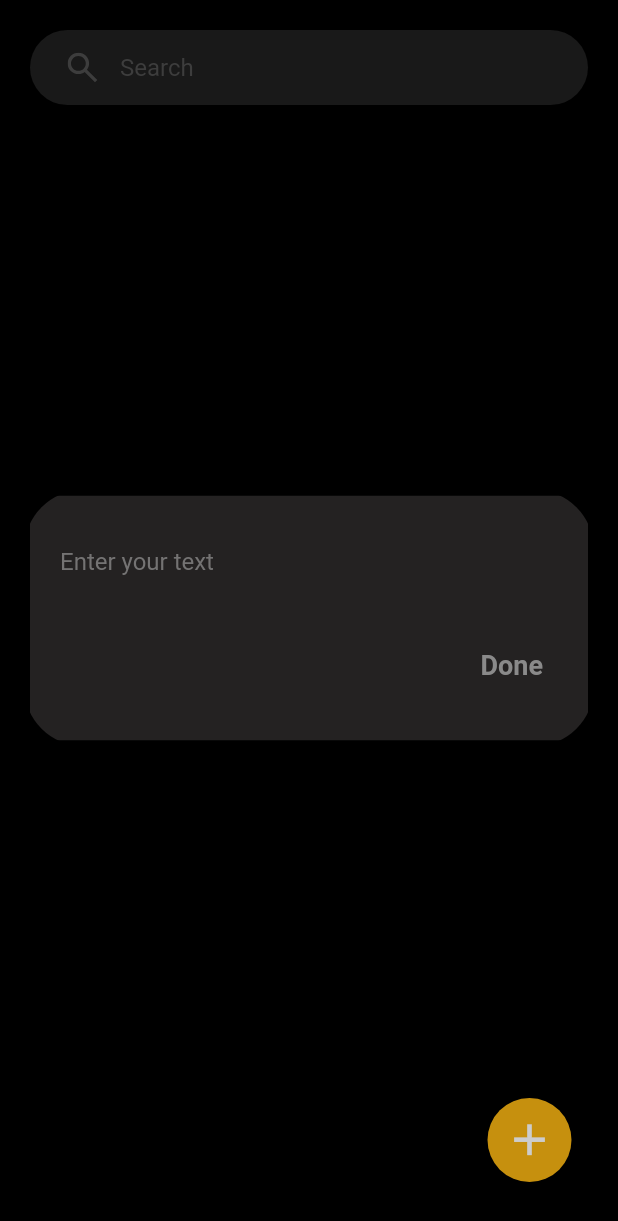
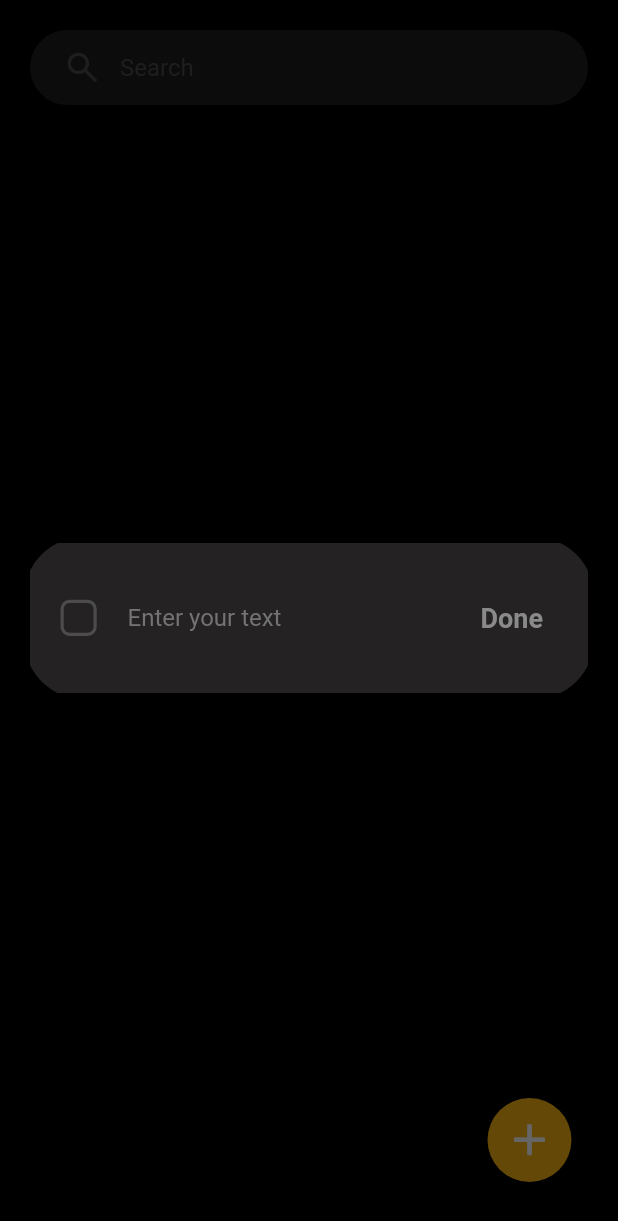
Before and after one commit to amna-kamran/Todo-App-Flutter, a Flutter app: the screen it shows after launch, after a tap on the "add" icon, on a phone screen of 412 x 824 dp. Shown: the top 1221 px of the screen. Run offline on Flutter 3.47's test engine with Material 2 defaults, Android fonts, the phone set to English and light mode, and no system bars; our stand-ins replace cloud_firestore, firebase_core, flutter_svg; accounts and stored records are empty.

Commit message:
overlay for updating tasks done

```diff
--- a/lib/screens/home/home.dart
+++ b/lib/screens/home/home.dart
@@ -28,7 +28,10 @@ class _HomeState extends State<Home> {
           padding: const EdgeInsets.only(bottom: 20, right: 15),
           child: FloatingActionButton(
             onPressed: () {
-              ShowOverlay.show(context);
+              ShowOverlay.show(
+                context,
+                initialTaskText: '',
+              );
               OverlayManager.storeContext(context);
             },
             backgroundColor: CustomColors.yellow,
--- a/lib/screens/home/widget/overlay_content.dart
+++ b/lib/screens/home/widget/overlay_content.dart
@@ -1,13 +1,23 @@
 import 'package:flutter/material.dart';
+import 'package:flutter_svg/svg.dart';
 import 'package:todo_app/Themes/colors.dart';
 import 'package:todo_app/constants/spaces.dart';
+import 'package:todo_app/utils/assets.dart';
 
 import '../../../services/data_writer.dart';
 import 'overlay_manager.dart';
 
 class OverlayContent extends StatefulWidget {
+  final String initialTaskText;
+
+  final bool isEditing;
+  final String id;
+
   const OverlayContent({
     Key? key,
+    this.initialTaskText = "",
+    this.isEditing = false,
+    this.id = "",
   }) : super(key: key);
 
   @override
@@ -21,6 +31,13 @@ class OverlayContentState extends State<OverlayContent> {
   @override
   void initState() {
     super.initState();
+
+    if (widget.isEditing) {
+      _textFieldController.text = widget.initialTaskText;
+    } else {
+      _textFieldController.text = '';
+    }
+
     _textFieldController.addListener(_handleTextFieldChange);
   }
 
@@ -40,19 +57,27 @@ class OverlayContentState extends State<OverlayContent> {
           child: Card(
             color: const Color.fromARGB(255, 36, 34, 34),
             child: Padding(
-              padding: const EdgeInsets.only(
-                  top: 20, right: 20, left: 20, bottom: 20),
-              child: Column(
-                crossAxisAlignment: CrossAxisAlignment.end,
+              padding: const EdgeInsets.all(20),
+              child: Row(
+                // Use Row instead of Column
                 children: [
-                  TextFormField(
-                    style: const TextStyle(color: CustomColors.textColor),
-                    controller: _textFieldController,
-                    decoration: const InputDecoration(
-                      hintText: 'Enter your text',
-                      hintStyle:
-                          TextStyle(color: Color.fromARGB(255, 116, 115, 115)),
-                      border: InputBorder.none,
+                  SvgPicture.asset(
+                    Assets.boxSvg,
+                    height: 25,
+                    width: 25,
+                  ),
+                  Spaces.w20,
+                  Expanded(
+                    child: TextFormField(
+                      style: const TextStyle(color: CustomColors.textColor),
+                      controller: _textFieldController,
+                      decoration: const InputDecoration(
+                        hintText: 'Enter your text',
+                        hintStyle: TextStyle(
+                          color: Color.fromARGB(255, 116, 115, 115),
+                        ),
+                        border: InputBorder.none,
+                      ),
                     ),
                   ),
                   Spaces.h15,
--- a/lib/screens/home/widget/overlay_widget.dart
+++ b/lib/screens/home/widget/overlay_widget.dart
@@ -2,8 +2,15 @@ import 'package:flutter/material.dart';
 import 'overlay_content.dart';
 
 class OverlayWidget extends StatefulWidget {
+  final String initialTaskText;
+  final bool isEditing;
+  final String id;
+
   const OverlayWidget({
     super.key,
+    this.initialTaskText = "",
+    this.isEditing = false,
+    this.id = "",
   });
 
   @override
@@ -14,10 +21,14 @@ class OverlayWidgetState extends State<OverlayWidget> {
   @override
   Widget build(BuildContext context) {
     return Container(
-      color: Colors.black.withOpacity(0.2),
+      color: Colors.black.withOpacity(0.6),
       alignment: Alignment.center,
-      child: const Center(
-        child: OverlayContent(),
+      child: Center(
+        child: OverlayContent(
+          isEditing: widget.isEditing,
+          initialTaskText: widget.initialTaskText,
+          id: widget.id,
+        ),
       ),
     );
   }
--- a/lib/screens/home/widget/show_overlay.dart
+++ b/lib/screens/home/widget/show_overlay.dart
@@ -6,13 +6,22 @@ import 'overlay_widget.dart';
 class ShowOverlay {
   static OverlayEntry? _overlayEntry;
 
-  static void show(BuildContext context) {
+  static void show(
+    BuildContext context, {
+    required String initialTaskText,
+    final bool isEditing = false,
+    final String id = "",
+  }) {
     _overlayEntry = OverlayEntry(
       builder: (context) => GestureDetector(
         onTap: () {
           OverlayManager.removeOverlay();
         },
-        child: const OverlayWidget(),
+        child: OverlayWidget(
+          initialTaskText: initialTaskText,
+          isEditing: isEditing,
+          id: id,
+        ),
       ),
     );
 
--- a/lib/screens/home/widget/task_tile.dart
+++ b/lib/screens/home/widget/task_tile.dart
@@ -2,12 +2,14 @@
 import 'package:cloud_firestore/cloud_firestore.dart';
 import 'package:flutter/material.dart';
 import 'package:flutter_svg/svg.dart';
+import 'package:todo_app/screens/home/widget/show_overlay.dart';
 
 import '../../../Themes/colors.dart';
 import '../../../constants/spaces.dart';
 import '../../../services/data_deletion.dart';
 import '../../../services/data_update.dart';
 import '../../../utils/assets.dart';
+import 'overlay_manager.dart';
 
 class FiAs3AmnaTaskTile extends StatefulWidget {
   final String text;
@@ -28,20 +30,14 @@ class _FiAs3AmnaTaskTileState extends State<FiAs3AmnaTaskTile> {
   @override
   Widget build(BuildContext context) {
     return GestureDetector(
-      onTap: () async {
-        await FirebaseFirestore.instance
-            .collection('todos')
-            .doc(widget.id)
-            .get()
-            .then(
-          (DocumentSnapshot documentSnapshot) {
-            if (documentSnapshot.exists) {
-              debugPrint(documentSnapshot['taskContent']);
-            }
-          },
+      onTap: () {
+        OverlayManager.storeContext(context);
+        ShowOverlay.show(
+          context,
+          initialTaskText: widget.text,
+          isEditing: true,
+          id: widget.id,
         );
-
-        //document snapshot and id is printed and overlay opens
       },
       child: Container(
         margin: const EdgeInsets.only(
```
